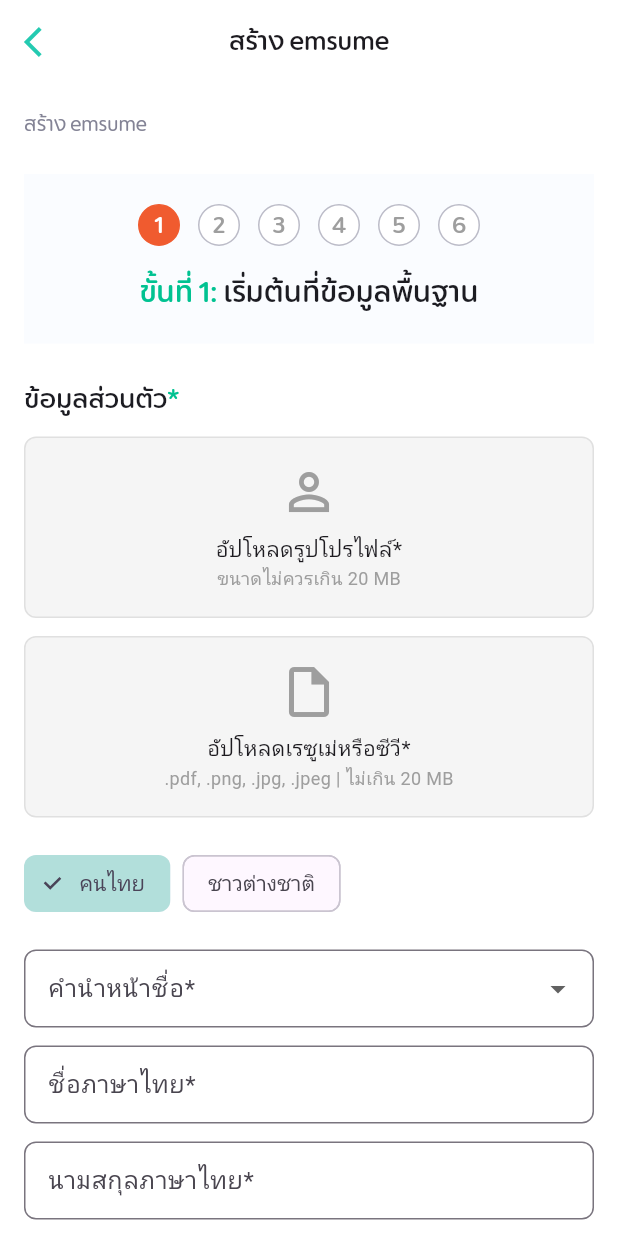
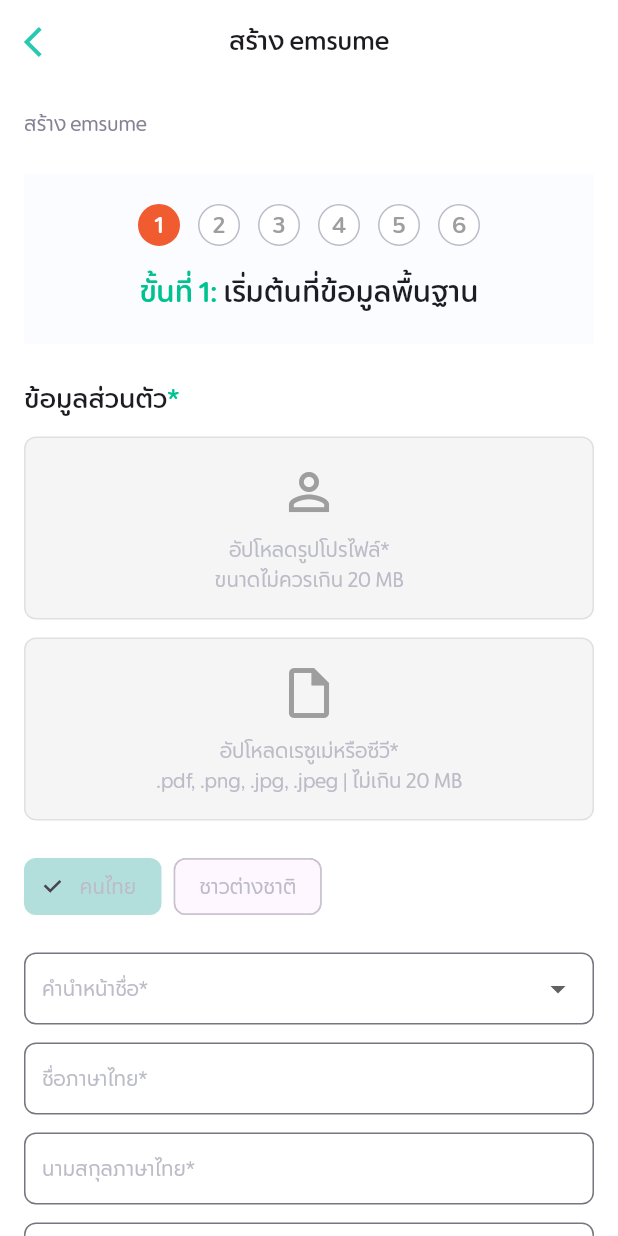
Before and after one commit to GofiveCorp/Jobdeeo-Go5-shark-tank, a Flutter app: the EmsumeInfomationScreen screen opened by its route, on a phone screen of 412 x 824 dp. Run offline on Flutter 3.47's test engine with Material 3 defaults, Android fonts, the phone set to English and light mode, and no system bars; our stand-ins replace dotted_border, flutter_svg; network calls fail.

Commit message:
fix : field of infomation

```diff
--- a/lib/src/features/emsume/emsume_infomation.dart
+++ b/lib/src/features/emsume/emsume_infomation.dart
@@ -41,7 +41,9 @@ class _EmsumeInfomationScreenState extends State<EmsumeInfomationScreen> {
                   alignment: Alignment.centerLeft,
                   child: Text(
                     "สร้าง emsume",
-                style: fontBody.copyWith(color: ColorResources.colorPorpoise),
+                    style: fontBody.copyWith(
+                      color: ColorResources.colorPorpoise,
+                    ),
                   ),
                 ),
                 SizedBox(height: 24),
@@ -52,7 +54,6 @@ class _EmsumeInfomationScreenState extends State<EmsumeInfomationScreen> {
                   padding: const EdgeInsets.all(20),
                   child: Column(
                     children: [
-
                       Row(
                         mainAxisAlignment: MainAxisAlignment.center,
                         children: List.generate(6, (index) {
@@ -62,14 +63,23 @@ class _EmsumeInfomationScreenState extends State<EmsumeInfomationScreen> {
                             height: 28,
                             decoration: BoxDecoration(
                               shape: BoxShape.circle,
-                              color: index == 0 ? ColorResources.colorFlame : Colors.white,
-                              border: Border.all(color: index == 0 ? ColorResources.colorFlame : ColorResources.colorFlint),
+                              color:
+                                  index == 0
+                                      ? ColorResources.colorFlame
+                                      : Colors.white,
+                              border: Border.all(
+                                color:
+                                    index == 0
+                                        ? ColorResources.colorFlame
+                                        : ColorResources.colorFlint,
+                              ),
                             ),
                             child: Center(
                               child: Text(
                                 "${index + 1}",
                                 style: fontTitleStrong.copyWith(
-                                  color: index == 0 ? Colors.white : Colors.grey,
+                                  color:
+                                      index == 0 ? Colors.white : Colors.grey,
                                 ),
                               ),
                             ),
@@ -81,10 +91,18 @@ class _EmsumeInfomationScreenState extends State<EmsumeInfomationScreen> {
                       Row(
                         mainAxisAlignment: MainAxisAlignment.center,
                         children: [
-                           Text("ขั้นที่ 1: ",
-                              style: fontHeader4.copyWith(color:ColorResources.colorCaribbean)),
-                           Text("เริ่มต้นที่ข้อมูลพื้นฐาน",
-                              style: fontHeader4.copyWith(color: ColorResources.colorCharcoal)),
+                          Text(
+                            "ขั้นที่ 1: ",
+                            style: fontHeader4.copyWith(
+                              color: ColorResources.colorCaribbean,
+                            ),
+                          ),
+                          Text(
+                            "เริ่มต้นที่ข้อมูลพื้นฐาน",
+                            style: fontHeader4.copyWith(
+                              color: ColorResources.colorCharcoal,
+                            ),
+                          ),
                         ],
                       ),
                     ],
@@ -95,13 +113,20 @@ class _EmsumeInfomationScreenState extends State<EmsumeInfomationScreen> {
                 Row(
                   mainAxisAlignment: MainAxisAlignment.start,
                   children: [
-                     Text("ข้อมูลส่วนตัว",
-                        style: fontHeader5.copyWith(color: ColorResources.colorCharcoal)),
-                          Text("*",
-                    style: fontHeader5.copyWith(color: ColorResources.colorCaribbean)),
+                    Text(
+                      "ข้อมูลส่วนตัว",
+                      style: fontHeader5.copyWith(
+                        color: ColorResources.colorCharcoal,
+                      ),
+                    ),
+                    Text(
+                      "*",
+                      style: fontHeader5.copyWith(
+                        color: ColorResources.colorCaribbean,
+                      ),
+                    ),
                   ],
                 ),
-
 
                 const SizedBox(height: 12),
                 // Upload profile
@@ -114,12 +139,14 @@ class _EmsumeInfomationScreenState extends State<EmsumeInfomationScreen> {
                     color: Colors.grey.shade100,
                   ),
                   child: Column(
-                    children: const [
+                    children:  [
                       Icon(Icons.person_outline, size: 40, color: Colors.grey),
                       SizedBox(height: 8),
-                      Text("อัปโหลดรูปโปรไฟล์*"),
-                      Text("ขนาดไม่ควรเกิน 20 MB",
-                          style: TextStyle(fontSize: 12, color: Colors.grey)),
+                      Text("อัปโหลดรูปโปรไฟล์*",style: fontBody.copyWith(color: ColorResources.colorFlint),),
+                      Text(
+                        "ขนาดไม่ควรเกิน 20 MB",
+                        style: fontBody.copyWith(color: ColorResources.colorFlint),
+                      ),
                     ],
                   ),
                 ),
@@ -135,13 +162,18 @@ class _EmsumeInfomationScreenState extends State<EmsumeInfomationScreen> {
                     color: Colors.grey.shade100,
                   ),
                   child: Column(
-                    children: const [
-                      Icon(Icons.insert_drive_file_outlined,
-                          size: 40, color: Colors.grey),
+                    children:  [
+                      Icon(
+                        Icons.insert_drive_file_outlined,
+                        size: 40,
+                        color: Colors.grey,
+                      ),
                       SizedBox(height: 8),
-                      Text("อัปโหลดเรซูเม่หรือซีวี*"),
-                      Text(".pdf, .png, .jpg, .jpeg | ไม่เกิน 20 MB",
-                          style: TextStyle(fontSize: 12, color: Colors.grey)),
+                      Text("อัปโหลดเรซูเม่หรือซีวี*",style: fontBody.copyWith(color: ColorResources.colorFlint),),
+                      Text(
+                        ".pdf, .png, .jpg, .jpeg | ไม่เกิน 20 MB",
+                        style: fontBody.copyWith(color: ColorResources.colorFlint),
+                      ),
                     ],
                   ),
                 ),
@@ -150,14 +182,14 @@ class _EmsumeInfomationScreenState extends State<EmsumeInfomationScreen> {
                 Row(
                   children: [
                     ChoiceChip(
-                      label: const Text("คนไทย"),
+                      label:  Text("คนไทย",style: fontBody.copyWith(color: ColorResources.colorFlint),),
                       selected: true,
                       onSelected: (_) {},
                       selectedColor: Colors.teal.shade100,
                     ),
                     const SizedBox(width: 8),
                     ChoiceChip(
-                      label: const Text("ชาวต่างชาติ"),
+                      label:  Text("ชาวต่างชาติ",style: fontBody.copyWith(color: ColorResources.colorFlint),),
                       selected: false,
                       onSelected: (_) {},
                     ),
@@ -167,38 +199,37 @@ class _EmsumeInfomationScreenState extends State<EmsumeInfomationScreen> {
                 const SizedBox(height: 20),
                 DropdownButtonFormField<String>(
                   decoration: _inputDecoration("คำนำหน้าชื่อ*"),
-                  items: ["นาย", "นางสาว", "นาง"]
-                      .map((e) =>
-                          DropdownMenuItem(value: e, child: Text(e)))
+                  items:
+                      ["นาย", "นางสาว", "นาง"]
+                          .map(
+                            (e) => DropdownMenuItem(value: e, child: Text(e,style: fontBody.copyWith(color: ColorResources.colorCharcoal),)),
+                          )
                           .toList(),
                   onChanged: (val) => setState(() => _selectedTitle = val),
                 ),
 
                 const SizedBox(height: 12),
-                TextFormField(
-                    decoration: _inputDecoration("ชื่อภาษาไทย*")),
+                TextFormField(decoration: _inputDecoration("ชื่อภาษาไทย*")),
+                const SizedBox(height: 12),
+                TextFormField(decoration: _inputDecoration("นามสกุลภาษาไทย*")),
+                const SizedBox(height: 12),
+                TextFormField(decoration: _inputDecoration("ชื่อภาษาอังกฤษ*")),
                 const SizedBox(height: 12),
                 TextFormField(
-                    decoration: _inputDecoration("นามสกุลภาษาไทย*")),
+                  decoration: _inputDecoration("นามสกุลภาษาอังกฤษ*"),
+                ),
                 const SizedBox(height: 12),
-                TextFormField(
-                    decoration: _inputDecoration("ชื่อภาษาอังกฤษ*")),
+                TextFormField(decoration: _inputDecoration("ชื่อเล่นภาษาไทย")),
                 const SizedBox(height: 12),
-                TextFormField(
-                    decoration: _inputDecoration("นามสกุลภาษาอังกฤษ*")),
-                const SizedBox(height: 12),
-                TextFormField(
-                    decoration: _inputDecoration("ชื่อเล่นภาษาไทย")),
-                const SizedBox(height: 12),
-                TextFormField(
-                    decoration: _inputDecoration("ชื่อเล่นอังกฤษ")),
+                TextFormField(decoration: _inputDecoration("ชื่อเล่นอังกฤษ")),
                 const SizedBox(height: 12),
                 TextFormField(
                   decoration: _inputDecoration("วันเกิด*"),
                   readOnly: true,
                   onTap: () {
                     // TODO: Date Picker
-                    }),
+                  },
+                ),
 
                 const SizedBox(height: 12),
                 Row(
@@ -207,7 +238,7 @@ class _EmsumeInfomationScreenState extends State<EmsumeInfomationScreen> {
                       child: RadioListTile<String>(
                         value: "ชาย",
                         groupValue: _gender,
-                        title: const Text("ชาย"),
+                        title:  Text("ชาย",style: fontBody.copyWith(color: ColorResources.colorFlint),),
                         onChanged: (val) => setState(() => _gender = val),
                       ),
                     ),
@@ -215,7 +246,7 @@ class _EmsumeInfomationScreenState extends State<EmsumeInfomationScreen> {
                       child: RadioListTile<String>(
                         value: "หญิง",
                         groupValue: _gender,
-                        title: const Text("หญิง"),
+                        title:  Text("หญิง",style: fontBody.copyWith(color: ColorResources.colorFlint),),
                         onChanged: (val) => setState(() => _gender = val),
                       ),
                     ),
@@ -223,7 +254,7 @@ class _EmsumeInfomationScreenState extends State<EmsumeInfomationScreen> {
                       child: RadioListTile<String>(
                         value: "อื่นๆ",
                         groupValue: _gender,
-                        title: const Text("อื่นๆ"),
+                        title:  Text("อื่นๆ",style:fontBody.copyWith(color: ColorResources.colorFlint),),
                         onChanged: (val) => setState(() => _gender = val),
                       ),
                     ),
@@ -232,50 +263,66 @@ class _EmsumeInfomationScreenState extends State<EmsumeInfomationScreen> {
 
                 const SizedBox(height: 12),
                 TextFormField(
-                    decoration: _inputDecoration("เลขประจำตัวประชาชน*")),
+                  decoration: _inputDecoration("เลขประจำตัวประชาชน*"),
+                ),
                 const SizedBox(height: 12),
-                TextFormField(
-                    decoration: _inputDecoration("โทรศัพท์*")),
+                TextFormField(decoration: _inputDecoration("โทรศัพท์*")),
                 const SizedBox(height: 12),
                 TextFormField(
                   initialValue: "best.p@gmail.com",
                   decoration: _inputDecoration("อีเมล*"),
                 ),
                 const SizedBox(height: 12),
-                TextFormField(
-                    decoration: _inputDecoration("ที่อยู่ปัจจุบัน*")),
+                TextFormField(decoration: _inputDecoration("ที่อยู่ปัจจุบัน*")),
                 const SizedBox(height: 12),
-                TextFormField(
-                    decoration: _inputDecoration("แขวง/ตำบล*")),
+                TextFormField(decoration: _inputDecoration("แขวง/ตำบล*")),
                 const SizedBox(height: 12),
-                TextFormField(
-                    decoration: _inputDecoration("เขต/อำเภอ*")),
+                TextFormField(decoration: _inputDecoration("เขต/อำเภอ*")),
                 const SizedBox(height: 12),
-                TextFormField(
-                    decoration: _inputDecoration("จังหวัด*")),
+                TextFormField(decoration: _inputDecoration("จังหวัด*")),
                 const SizedBox(height: 12),
-                TextFormField(
-                    decoration: _inputDecoration("รหัสไปรษณีย์*")),
+                TextFormField(decoration: _inputDecoration("รหัสไปรษณีย์*")),
 
                 const SizedBox(height: 24),
                 Row(
                   children: [
                     Expanded(
-                      child: OutlinedButton(
+                      child: ElevatedButton(
                         onPressed: () {},
-                        child: const Text("ยกเลิก"),
+                        style: ElevatedButton.styleFrom(
+                          backgroundColor: ColorResources.colorWhite,
+                          disabledForegroundColor:
+                              ColorResources.colorSoftCloud,
+                          shape: RoundedRectangleBorder(
+                            borderRadius: BorderRadius.circular(6), // มุมโค้ง 6
+                          ),
+                        ),
+                        child: Text(
+                          "ถัดไป",
+                          style: fontTitleStrong.copyWith(
+                            color: ColorResources.colorSilver,
+                          ),
+                        ),
                       ),
                     ),
                     const SizedBox(width: 12),
                     Expanded(
                       child: ElevatedButton(
+                        onPressed: () {},
                         style: ElevatedButton.styleFrom(
-                          backgroundColor: Colors.teal,
+                          backgroundColor: ColorResources.colorCaribbean,
+                          disabledForegroundColor:
+                              ColorResources.colorCaribbean,
                           shape: RoundedRectangleBorder(
-                              borderRadius: BorderRadius.circular(8)),
+                            borderRadius: BorderRadius.circular(6), // มุมโค้ง 6
                           ),
-                        onPressed: () {},
-                        child: const Text("ถัดไป"),
+                        ),
+                        child: Text(
+                          "ถัดไป",
+                          style: fontTitleStrong.copyWith(
+                            color: ColorResources.colorWhite,
+                          ),
+                        ),
                       ),
                     ),
                   ],
@@ -290,9 +337,12 @@ class _EmsumeInfomationScreenState extends State<EmsumeInfomationScreen> {
 
   InputDecoration _inputDecoration(String label) {
     return InputDecoration(
+   focusColor: ColorResources.colorCaribbean,
       labelText: label,
+      labelStyle: fontBody.copyWith(color: ColorResources.colorFlint),
+      hintStyle: fontBody.copyWith(color: ColorResources.colorFlint),
       border: OutlineInputBorder(borderRadius: BorderRadius.circular(8)),
-      contentPadding: const EdgeInsets.symmetric(horizontal: 12, vertical: 14),
+      contentPadding: const EdgeInsets.symmetric(horizontal: 8, vertical: 8),
     );
   }
 }
```
Lines whose indentation alone changed are shown as unchanged.
